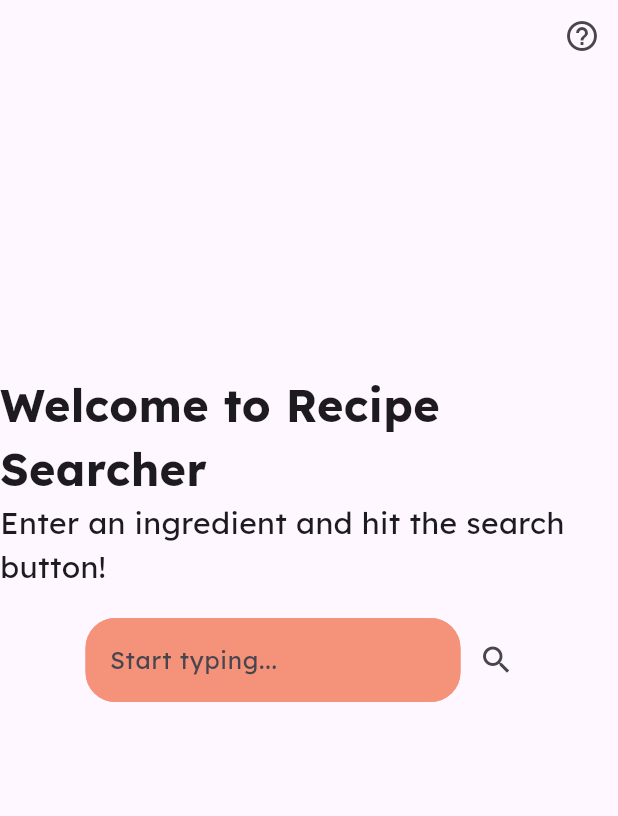
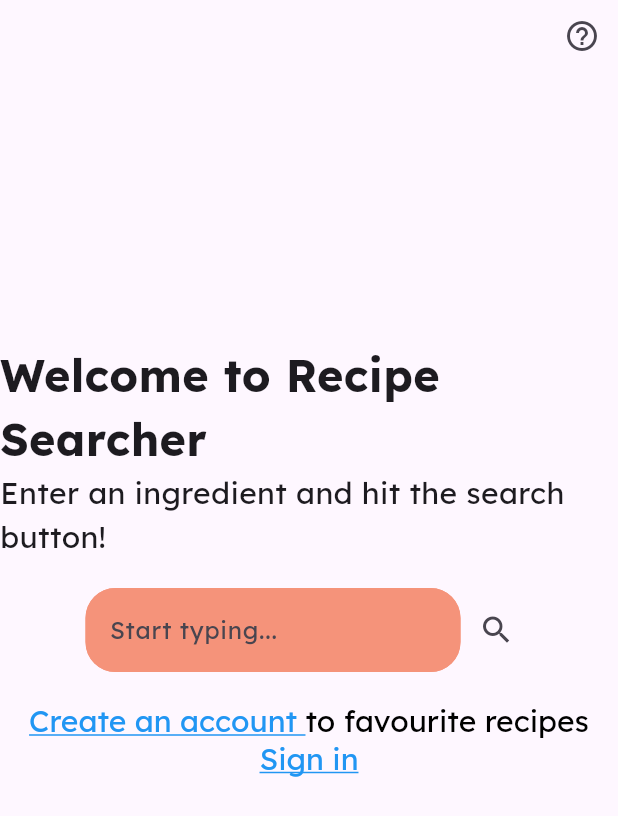
Before and after one commit to elise1365/recipeSearcher, a Flutter app: the screen it shows after launch, on a phone screen of 412 x 824 dp. Shown: the top 816 px of the screen. Run offline on Flutter 3.47's test engine with Material 3 defaults, Android fonts, the phone set to English and light mode, and no system bars; our stand-ins replace google_fonts, supabase_flutter; accounts and stored records are empty.

Commit message:
started adding ui for sign up and sign in pages

```diff
--- a/lib/searchPage.dart
+++ b/lib/searchPage.dart
@@ -1,7 +1,9 @@
+import 'package:flutter/gestures.dart';
 import 'package:flutter/material.dart';
 import 'resultsPage.dart';
 import 'package:google_fonts/google_fonts.dart';
 import 'helpWidget.dart';
+import 'signUpPage.dart';
 
 class searchPage extends StatefulWidget {
   const searchPage({super.key});
@@ -38,7 +40,7 @@ class searchPageState extends State<searchPage> {
                 )
               ]
             ),
-            SizedBox(height: 200),
+            SizedBox(height: 180),
             Text('Welcome to Recipe Searcher', style: GoogleFonts.lexend(textStyle: TextStyle(fontSize: 30, fontWeight: FontWeight.bold))),
             Text('Enter an ingredient and hit the search button!', style: GoogleFonts.lexend(textStyle: TextStyle(fontSize: 20))),
             SizedBox(height: 20),
@@ -69,10 +71,47 @@ class searchPageState extends State<searchPage> {
                                   resultsPage(inputText: myController.text))
                           );
                         }
+                    ),
+                  ]
+              ),
+            SizedBox(height: 20),
+            RichText(
+                text:
+                TextSpan(
+                    text: 'Create an account ',
+                    style: GoogleFonts.lexend(textStyle: TextStyle(color: Colors.blue, decoration: TextDecoration.underline, fontSize: 20)),
+                    recognizer: TapGestureRecognizer()
+                      ..onTap = (){
+                        Navigator.push(
+                            context,
+                            MaterialPageRoute(builder: (context) =>
+                                signUp())
+                        );
+                      },
+                  children:[
+                    TextSpan(
+                      text: 'to favourite recipes',
+                        style: GoogleFonts.lexend(textStyle: TextStyle(color: Colors.black, decoration: TextDecoration.none, fontSize: 20))
                     )
                   ]
-              )
-          ]
+                ),
+            ),
+            RichText(
+              text:
+              TextSpan(
+                text: 'Sign in',
+                style: GoogleFonts.lexend(textStyle: TextStyle(color: Colors.blue, decoration: TextDecoration.underline, fontSize: 20)),
+                recognizer: TapGestureRecognizer()
+                  ..onTap = (){
+                    Navigator.push(
+                        context,
+                        MaterialPageRoute(builder: (context) =>
+                            resultsPage(inputText: myController.text))
+                    );
+                  },
+              ),
+            )
+          ],
       ),
     );
   }
```
Also changed, not shown: lib/signUpPage.dart (added, +32 -0 lines).
